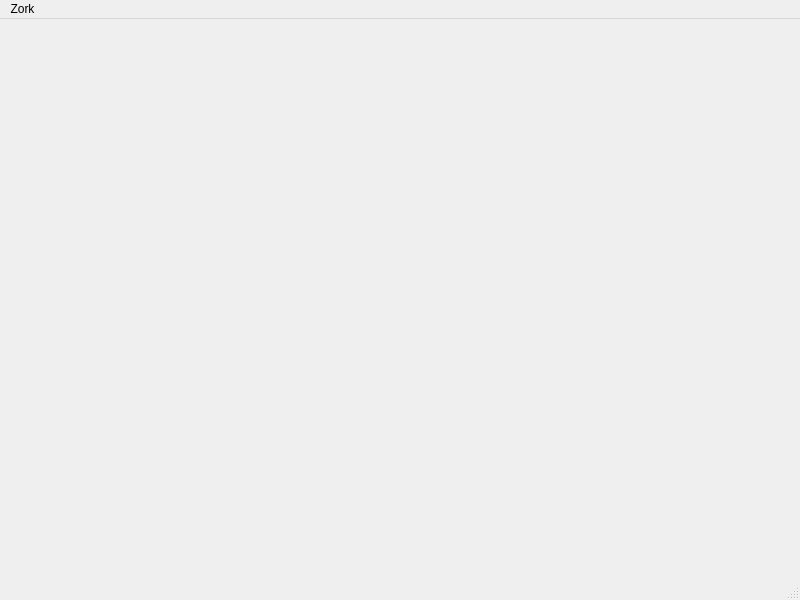
This is mainwindow.ui in rglackin/zorkproject as Qt 5 draws it before an edit. The edited form follows.
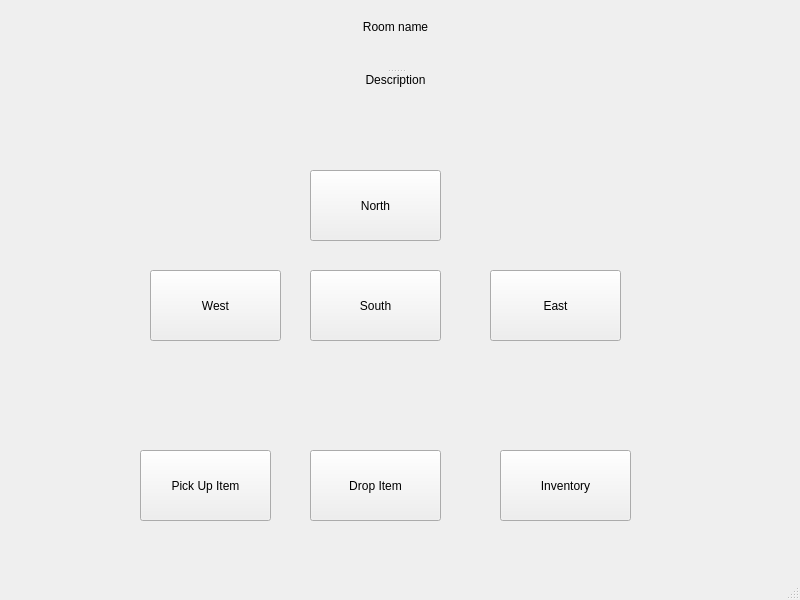
This is the edited form.

Patch:
```diff
--- a/mainwindow.ui
+++ b/mainwindow.ui
@@ -13,22 +13,152 @@
   <property name="windowTitle">
    <string>MainWindow</string>
   </property>
-  <widget class="QWidget" name="centralwidget"/>
-  <widget class="QMenuBar" name="menubar">
-   <property name="geometry">
-    <rect>
-     <x>0</x>
-     <y>0</y>
-     <width>800</width>
-     <height>25</height>
-    </rect>
-   </property>
-   <widget class="QMenu" name="menuZork">
-    <property name="title">
-     <string>Zork</string>
+  <widget class="QWidget" name="centralwidget">
+   <widget class="QPushButton" name="btnNorth">
+    <property name="geometry">
+     <rect>
+      <x>310</x>
+      <y>170</y>
+      <width>131</width>
+      <height>71</height>
+     </rect>
     </property>
+    <property name="text">
+     <string>North</string>
+    </property>
    </widget>
-   <addaction name="menuZork"/>
+   <widget class="QPushButton" name="btnEast">
+    <property name="geometry">
+     <rect>
+      <x>490</x>
+      <y>270</y>
+      <width>131</width>
+      <height>71</height>
+     </rect>
+    </property>
+    <property name="text">
+     <string>East</string>
+    </property>
+   </widget>
+   <widget class="QPushButton" name="btnSouth">
+    <property name="geometry">
+     <rect>
+      <x>310</x>
+      <y>270</y>
+      <width>131</width>
+      <height>71</height>
+     </rect>
+    </property>
+    <property name="text">
+     <string>South</string>
+    </property>
+   </widget>
+   <widget class="QPushButton" name="btnWest">
+    <property name="geometry">
+     <rect>
+      <x>150</x>
+      <y>270</y>
+      <width>131</width>
+      <height>71</height>
+     </rect>
+    </property>
+    <property name="text">
+     <string>West</string>
+    </property>
+   </widget>
+   <widget class="QPushButton" name="btnInv">
+    <property name="geometry">
+     <rect>
+      <x>500</x>
+      <y>450</y>
+      <width>131</width>
+      <height>71</height>
+     </rect>
+    </property>
+    <property name="text">
+     <string>Inventory</string>
+    </property>
+   </widget>
+   <widget class="QPushButton" name="btnPickUp">
+    <property name="geometry">
+     <rect>
+      <x>140</x>
+      <y>450</y>
+      <width>131</width>
+      <height>71</height>
+     </rect>
+    </property>
+    <property name="text">
+     <string>Pick Up Item</string>
+    </property>
+   </widget>
+   <widget class="QPushButton" name="btnDropItem">
+    <property name="geometry">
+     <rect>
+      <x>310</x>
+      <y>450</y>
+      <width>131</width>
+      <height>71</height>
+     </rect>
+    </property>
+    <property name="text">
+     <string>Drop Item</string>
+    </property>
+   </widget>
+   <widget class="QLabel" name="lblOutput">
+    <property name="geometry">
+     <rect>
+      <x>300</x>
+      <y>360</y>
+      <width>141</width>
+      <height>51</height>
+     </rect>
+    </property>
+    <property name="text">
+     <string/>
+    </property>
+    <property name="alignment">
+     <set>Qt::AlignCenter</set>
+    </property>
+    <property name="wordWrap">
+     <bool>true</bool>
+    </property>
+   </widget>
+   <widget class="QSplitter" name="splitter">
+    <property name="geometry">
+     <rect>
+      <x>190</x>
+      <y>20</y>
+      <width>411</width>
+      <height>101</height>
+     </rect>
+    </property>
+    <property name="orientation">
+     <enum>Qt::Vertical</enum>
+    </property>
+    <widget class="QLabel" name="lblRoomName">
+     <property name="text">
+      <string>Room name</string>
+     </property>
+     <property name="alignment">
+      <set>Qt::AlignHCenter|Qt::AlignTop</set>
+     </property>
+     <property name="wordWrap">
+      <bool>true</bool>
+     </property>
+    </widget>
+    <widget class="QLabel" name="lblDesc">
+     <property name="text">
+      <string>Description</string>
+     </property>
+     <property name="alignment">
+      <set>Qt::AlignHCenter|Qt::AlignTop</set>
+     </property>
+     <property name="wordWrap">
+      <bool>true</bool>
+     </property>
+    </widget>
+   </widget>
   </widget>
   <widget class="QStatusBar" name="statusbar"/>
  </widget>
```
Left out of the diff: 2 changed lines with no effect on the pictures.
